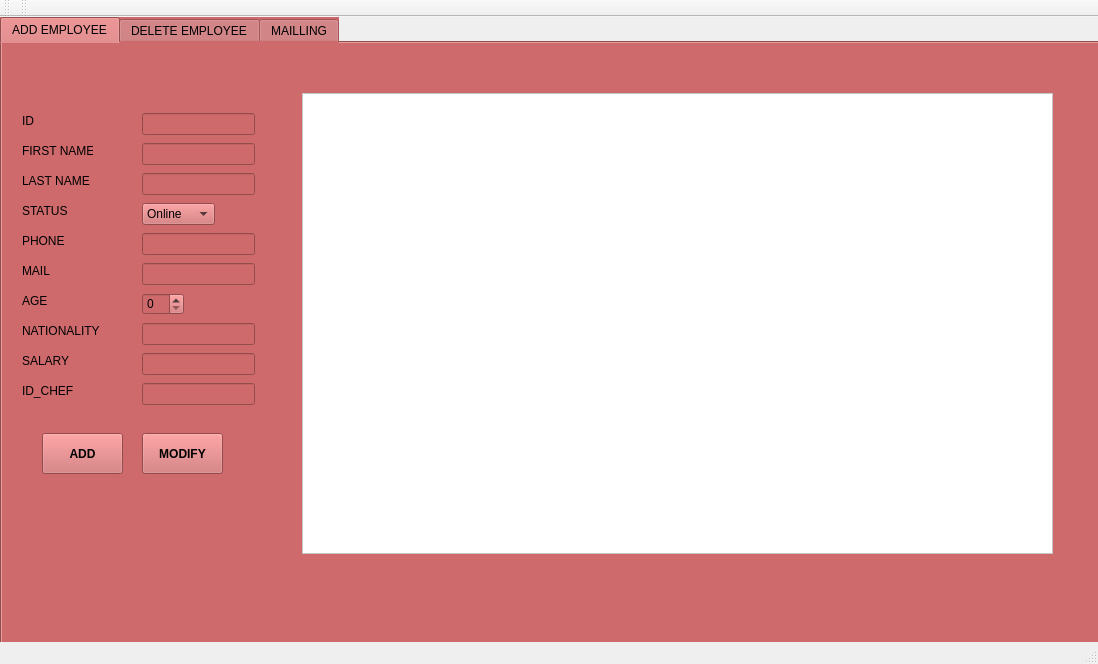
nessimayadi12/Smart_Business_Agency, file mainwindow.ui: the form before one commit.
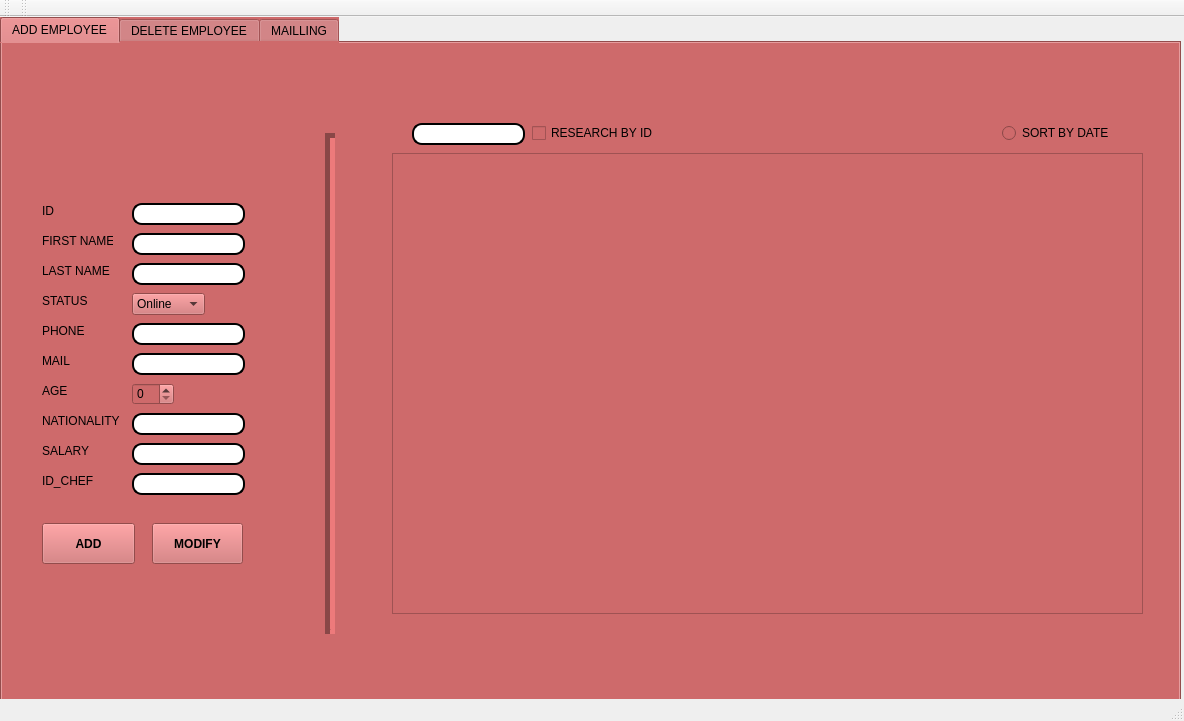
The form after the commit. The open tabs and pages were chosen to show the change. Icons and pictures are not drawn.

Diff of the .ui file:
```diff
--- a/mainwindow.ui
+++ b/mainwindow.ui
@@ -6,8 +6,8 @@
    <rect>
     <x>0</x>
     <y>0</y>
-    <width>1098</width>
-    <height>664</height>
+    <width>1184</width>
+    <height>721</height>
    </rect>
   </property>
   <property name="windowTitle">
@@ -19,8 +19,8 @@
      <rect>
       <x>0</x>
       <y>0</y>
-      <width>1101</width>
-      <height>641</height>
+      <width>1181</width>
+      <height>741</height>
      </rect>
     </property>
     <property name="palette">
@@ -479,8 +479,8 @@
      <widget class="QTableView" name="tableView">
       <property name="geometry">
        <rect>
-        <x>300</x>
-        <y>50</y>
+        <x>390</x>
+        <y>110</y>
         <width>751</width>
         <height>461</height>
        </rect>
@@ -604,493 +604,18 @@
        </palette>
       </property>
       <property name="styleSheet">
-       <string notr="true">selection-color: rgb(255, 255, 255);
-background-color: rgb(255, 255, 255);</string>
-      </property>
-     </widget>
-     <widget class="QPushButton" name="add">
-      <property name="geometry">
-       <rect>
-        <x>40</x>
-        <y>390</y>
-        <width>81</width>
-        <height>41</height>
-       </rect>
-      </property>
-      <property name="sizePolicy">
-       <sizepolicy hsizetype="Minimum" vsizetype="Fixed">
-        <horstretch>0</horstretch>
-        <verstretch>0</verstretch>
-       </sizepolicy>
-      </property>
-      <property name="palette">
-       <palette>
-        <active>
-         <colorrole role="WindowText">
-          <brush brushstyle="SolidPattern">
-           <color alpha="255">
-            <red>0</red>
-            <green>0</green>
-            <blue>0</blue>
-           </color>
-          </brush>
-         </colorrole>
-         <colorrole role="Button">
-          <brush brushstyle="SolidPattern">
-           <color alpha="255">
-            <red>206</red>
-            <green>106</green>
-            <blue>107</blue>
-           </color>
-          </brush>
-         </colorrole>
-         <colorrole role="Light">
-          <brush brushstyle="SolidPattern">
-           <color alpha="255">
-            <red>170</red>
-            <green>127</green>
-            <blue>255</blue>
-           </color>
-          </brush>
-         </colorrole>
-         <colorrole role="Midlight">
-          <brush brushstyle="SolidPattern">
-           <color alpha="255">
-            <red>127</red>
-            <green>63</green>
-            <blue>255</blue>
-           </color>
-          </brush>
-         </colorrole>
-         <colorrole role="Dark">
-          <brush brushstyle="SolidPattern">
-           <color alpha="255">
-            <red>42</red>
-            <green>0</green>
-            <blue>127</blue>
-           </color>
-          </brush>
-         </colorrole>
-         <colorrole role="Mid">
-          <brush brushstyle="SolidPattern">
-           <color alpha="255">
-            <red>56</red>
-            <green>0</green>
-            <blue>170</blue>
-           </color>
-          </brush>
-         </colorrole>
-         <colorrole role="Text">
-          <brush brushstyle="SolidPattern">
-           <color alpha="255">
-            <red>0</red>
-            <green>0</green>
-            <blue>0</blue>
-           </color>
-          </brush>
-         </colorrole>
-         <colorrole role="BrightText">
-          <brush brushstyle="SolidPattern">
-           <color alpha="255">
-            <red>255</red>
-            <green>255</green>
-            <blue>255</blue>
-           </color>
-          </brush>
-         </colorrole>
-         <colorrole role="ButtonText">
-          <brush brushstyle="SolidPattern">
-           <color alpha="255">
-            <red>0</red>
-            <green>0</green>
-            <blue>0</blue>
-           </color>
-          </brush>
-         </colorrole>
-         <colorrole role="Base">
-          <brush brushstyle="SolidPattern">
-           <color alpha="255">
-            <red>206</red>
-            <green>106</green>
-            <blue>107</blue>
-           </color>
-          </brush>
-         </colorrole>
-         <colorrole role="Window">
-          <brush brushstyle="SolidPattern">
-           <color alpha="255">
-            <red>206</red>
-            <green>106</green>
-            <blue>107</blue>
-           </color>
-          </brush>
-         </colorrole>
-         <colorrole role="Shadow">
-          <brush brushstyle="SolidPattern">
-           <color alpha="255">
-            <red>0</red>
-            <green>0</green>
-            <blue>0</blue>
-           </color>
-          </brush>
-         </colorrole>
-         <colorrole role="AlternateBase">
-          <brush brushstyle="SolidPattern">
-           <color alpha="255">
-            <red>170</red>
-            <green>127</green>
-            <blue>255</blue>
-           </color>
-          </brush>
-         </colorrole>
-         <colorrole role="ToolTipBase">
-          <brush brushstyle="SolidPattern">
-           <color alpha="255">
-            <red>255</red>
-            <green>255</green>
-            <blue>220</blue>
-           </color>
-          </brush>
-         </colorrole>
-         <colorrole role="ToolTipText">
-          <brush brushstyle="SolidPattern">
-           <color alpha="255">
-            <red>0</red>
-            <green>0</green>
-            <blue>0</blue>
-           </color>
-          </brush>
-         </colorrole>
-         <colorrole role="PlaceholderText">
-          <brush brushstyle="SolidPattern">
-           <color alpha="128">
-            <red>0</red>
-            <green>0</green>
-            <blue>0</blue>
-           </color>
-          </brush>
-         </colorrole>
-        </active>
-        <inactive>
-         <colorrole role="WindowText">
-          <brush brushstyle="SolidPattern">
-           <color alpha="255">
-            <red>0</red>
-            <green>0</green>
-            <blue>0</blue>
-           </color>
-          </brush>
-         </colorrole>
-         <colorrole role="Button">
-          <brush brushstyle="SolidPattern">
-           <color alpha="255">
-            <red>206</red>
-            <green>106</green>
-            <blue>107</blue>
-           </color>
-          </brush>
-         </colorrole>
-         <colorrole role="Light">
-          <brush brushstyle="SolidPattern">
-           <color alpha="255">
-            <red>170</red>
-            <green>127</green>
-            <blue>255</blue>
-           </color>
-          </brush>
-         </colorrole>
-         <colorrole role="Midlight">
-          <brush brushstyle="SolidPattern">
-           <color alpha="255">
-            <red>127</red>
-            <green>63</green>
-            <blue>255</blue>
-           </color>
-          </brush>
-         </colorrole>
-         <colorrole role="Dark">
-          <brush brushstyle="SolidPattern">
-           <color alpha="255">
-            <red>42</red>
-            <green>0</green>
-            <blue>127</blue>
-           </color>
-          </brush>
-         </colorrole>
-         <colorrole role="Mid">
-          <brush brushstyle="SolidPattern">
-           <color alpha="255">
-            <red>56</red>
-            <green>0</green>
-            <blue>170</blue>
-           </color>
-          </brush>
-         </colorrole>
-         <colorrole role="Text">
-          <brush brushstyle="SolidPattern">
-           <color alpha="255">
-            <red>0</red>
-            <green>0</green>
-            <blue>0</blue>
-           </color>
-          </brush>
-         </colorrole>
-         <colorrole role="BrightText">
-          <brush brushstyle="SolidPattern">
-           <color alpha="255">
-            <red>255</red>
-            <green>255</green>
-            <blue>255</blue>
-           </color>
-          </brush>
-         </colorrole>
-         <colorrole role="ButtonText">
-          <brush brushstyle="SolidPattern">
-           <color alpha="255">
-            <red>0</red>
-            <green>0</green>
-            <blue>0</blue>
-           </color>
-          </brush>
-         </colorrole>
-         <colorrole role="Base">
-          <brush brushstyle="SolidPattern">
-           <color alpha="255">
-            <red>206</red>
-            <green>106</green>
-            <blue>107</blue>
-           </color>
-          </brush>
-         </colorrole>
-         <colorrole role="Window">
-          <brush brushstyle="SolidPattern">
-           <color alpha="255">
-            <red>206</red>
-            <green>106</green>
-            <blue>107</blue>
-           </color>
-          </brush>
-         </colorrole>
-         <colorrole role="Shadow">
-          <brush brushstyle="SolidPattern">
-           <color alpha="255">
-            <red>0</red>
-            <green>0</green>
-            <blue>0</blue>
-           </color>
-          </brush>
-         </colorrole>
-         <colorrole role="AlternateBase">
-          <brush brushstyle="SolidPattern">
-           <color alpha="255">
-            <red>170</red>
-            <green>127</green>
-            <blue>255</blue>
-           </color>
-          </brush>
-         </colorrole>
-         <colorrole role="ToolTipBase">
-          <brush brushstyle="SolidPattern">
-           <color alpha="255">
-            <red>255</red>
-            <green>255</green>
-            <blue>220</blue>
-           </color>
-          </brush>
-         </colorrole>
-         <colorrole role="ToolTipText">
-          <brush brushstyle="SolidPattern">
-           <color alpha="255">
-            <red>0</red>
-            <green>0</green>
-            <blue>0</blue>
-           </color>
-          </brush>
-         </colorrole>
-         <colorrole role="PlaceholderText">
-          <brush brushstyle="SolidPattern">
-           <color alpha="128">
-            <red>0</red>
-            <green>0</green>
-            <blue>0</blue>
-           </color>
-          </brush>
-         </colorrole>
-        </inactive>
-        <disabled>
-         <colorrole role="WindowText">
-          <brush brushstyle="SolidPattern">
-           <color alpha="255">
-            <red>42</red>
-            <green>0</green>
-            <blue>127</blue>
-           </color>
-          </brush>
-         </colorrole>
-         <colorrole role="Button">
-          <brush brushstyle="SolidPattern">
-           <color alpha="255">
-            <red>206</red>
-            <green>106</green>
-            <blue>107</blue>
-           </color>
-          </brush>
-         </colorrole>
-         <colorrole role="Light">
-          <brush brushstyle="SolidPattern">
-           <color alpha="255">
-            <red>170</red>
-            <green>127</green>
-            <blue>255</blue>
-           </color>
-          </brush>
-         </colorrole>
-         <colorrole role="Midlight">
-          <brush brushstyle="SolidPattern">
-           <color alpha="255">
-            <red>127</red>
-            <green>63</green>
-            <blue>255</blue>
-           </color>
-          </brush>
-         </colorrole>
-         <colorrole role="Dark">
-          <brush brushstyle="SolidPattern">
-           <color alpha="255">
-            <red>42</red>
-            <green>0</green>
-            <blue>127</blue>
-           </color>
-          </brush>
-         </colorrole>
-         <colorrole role="Mid">
-          <brush brushstyle="SolidPattern">
-           <color alpha="255">
-            <red>56</red>
-            <green>0</green>
-            <blue>170</blue>
-           </color>
-          </brush>
-         </colorrole>
-         <colorrole role="Text">
-          <brush brushstyle="SolidPattern">
-           <color alpha="255">
-            <red>42</red>
-            <green>0</green>
-            <blue>127</blue>
-           </color>
-          </brush>
-         </colorrole>
-         <colorrole role="BrightText">
-          <brush brushstyle="SolidPattern">
-           <color alpha="255">
-            <red>255</red>
-            <green>255</green>
-            <blue>255</blue>
-           </color>
-          </brush>
-         </colorrole>
-         <colorrole role="ButtonText">
-          <brush brushstyle="SolidPattern">
-           <color alpha="255">
-            <red>42</red>
-            <green>0</green>
-            <blue>127</blue>
-           </color>
-          </brush>
-         </colorrole>
-         <colorrole role="Base">
-          <brush brushstyle="SolidPattern">
-           <color alpha="255">
-            <red>206</red>
-            <green>106</green>
-            <blue>107</blue>
-           </color>
-          </brush>
-         </colorrole>
-         <colorrole role="Window">
-          <brush brushstyle="SolidPattern">
-           <color alpha="255">
-            <red>206</red>
-            <green>106</green>
-            <blue>107</blue>
-           </color>
-          </brush>
-         </colorrole>
-         <colorrole role="Shadow">
-          <brush brushstyle="SolidPattern">
-           <color alpha="255">
-            <red>0</red>
-            <green>0</green>
-            <blue>0</blue>
-           </color>
-          </brush>
-         </colorrole>
-         <colorrole role="AlternateBase">
-          <brush brushstyle="SolidPattern">
-           <color alpha="255">
-            <red>85</red>
-            <green>0</green>
-            <blue>255</blue>
-           </color>
-          </brush>
-         </colorrole>
-         <colorrole role="ToolTipBase">
-          <brush brushstyle="SolidPattern">
-           <color alpha="255">
-            <red>255</red>
-            <green>255</green>
-            <blue>220</blue>
-           </color>
-          </brush>
-         </colorrole>
-         <colorrole role="ToolTipText">
-          <brush brushstyle="SolidPattern">
-           <color alpha="255">
-            <red>0</red>
-            <green>0</green>
-            <blue>0</blue>
-           </color>
-          </brush>
-         </colorrole>
-         <colorrole role="PlaceholderText">
-          <brush brushstyle="SolidPattern">
-           <color alpha="128">
-            <red>0</red>
-            <green>0</green>
-            <blue>0</blue>
-           </color>
-          </brush>
-         </colorrole>
-        </disabled>
-       </palette>
-      </property>
-      <property name="font">
-       <font>
-        <weight>75</weight>
-        <italic>false</italic>
-        <bold>true</bold>
-        <underline>false</underline>
-        <strikeout>false</strikeout>
-        <stylestrategy>PreferAntialias</stylestrategy>
-        <kerning>true</kerning>
-       </font>
-      </property>
-      <property name="cursor">
-       <cursorShape>PointingHandCursor</cursorShape>
-      </property>
-      <property name="styleSheet">
-       <string notr="true"/>
-      </property>
-      <property name="text">
-       <string>ADD</string>
+       <string notr="true">background-color: rgb(255, 255, 255);
+QTableView {
+    selection-background-color: qlineargradient(x1: 0, y1: 0, x2: 0.5, y2: 0.5,
+                                stop: 0 #FF92BB, stop: 1 white);
+}</string>
       </property>
      </widget>
      <widget class="QLabel" name="label">
       <property name="geometry">
        <rect>
-        <x>20</x>
-        <y>70</y>
+        <x>40</x>
+        <y>160</y>
         <width>56</width>
         <height>16</height>
        </rect>
@@ -1544,8 +1069,8 @@
      <widget class="QLabel" name="label_2">
       <property name="geometry">
        <rect>
-        <x>20</x>
-        <y>100</y>
+        <x>40</x>
+        <y>190</y>
         <width>71</width>
         <height>16</height>
        </rect>
@@ -1557,8 +1082,8 @@
      <widget class="QLabel" name="label_3">
       <property name="geometry">
        <rect>
-        <x>20</x>
-        <y>130</y>
+        <x>40</x>
+        <y>220</y>
         <width>71</width>
         <height>16</height>
        </rect>
@@ -1570,8 +1095,8 @@
      <widget class="QLabel" name="label_4">
       <property name="geometry">
        <rect>
-        <x>20</x>
-        <y>250</y>
+        <x>40</x>
+        <y>340</y>
         <width>56</width>
         <height>16</height>
        </rect>
@@ -1583,8 +1108,8 @@
      <widget class="QLabel" name="label_5">
       <property name="geometry">
        <rect>
-        <x>20</x>
-        <y>310</y>
+        <x>40</x>
+        <y>400</y>
         <width>56</width>
         <height>16</height>
        </rect>
@@ -1596,8 +1121,8 @@
      <widget class="QLabel" name="label_6">
       <property name="geometry">
        <rect>
-        <x>20</x>
-        <y>280</y>
+        <x>40</x>
+        <y>370</y>
         <width>111</width>
         <height>16</height>
        </rect>
@@ -1609,8 +1134,8 @@
      <widget class="QLabel" name="label_7">
       <property name="geometry">
        <rect>
-        <x>20</x>
-        <y>190</y>
+        <x>40</x>
+        <y>280</y>
         <width>56</width>
         <height>16</height>
        </rect>
@@ -1622,8 +1147,8 @@
      <widget class="QLabel" name="label_8">
       <property name="geometry">
        <rect>
-        <x>20</x>
-        <y>220</y>
+        <x>40</x>
+        <y>310</y>
         <width>56</width>
         <height>16</height>
        </rect>
@@ -1635,8 +1160,8 @@
      <widget class="QLabel" name="label_9">
       <property name="geometry">
        <rect>
-        <x>20</x>
-        <y>160</y>
+        <x>40</x>
+        <y>250</y>
         <width>56</width>
         <height>16</height>
        </rect>
@@ -1648,8 +1173,8 @@
      <widget class="QLabel" name="label_10">
       <property name="geometry">
        <rect>
-        <x>20</x>
-        <y>340</y>
+        <x>40</x>
+        <y>430</y>
         <width>56</width>
         <height>16</height>
        </rect>
@@ -1661,8 +1186,8 @@
      <widget class="QLineEdit" name="lineID_E">
       <property name="geometry">
        <rect>
-        <x>140</x>
-        <y>70</y>
+        <x>130</x>
+        <y>160</y>
         <width>113</width>
         <height>22</height>
        </rect>
@@ -1682,9 +1207,9 @@
          <colorrole role="Button">
           <brush brushstyle="SolidPattern">
            <color alpha="255">
-            <red>206</red>
-            <green>106</green>
-            <blue>107</blue>
+            <red>255</red>
+            <green>255</green>
+            <blue>255</blue>
            </color>
           </brush>
          </colorrole>
@@ -1754,18 +1279,18 @@
          <colorrole role="Base">
           <brush brushstyle="SolidPattern">
            <color alpha="255">
-            <red>206</red>
-            <green>106</green>
-            <blue>107</blue>
+            <red>255</red>
+            <green>255</green>
+            <blue>255</blue>
            </color>
           </brush>
          </colorrole>
          <colorrole role="Window">
           <brush brushstyle="SolidPattern">
            <color alpha="255">
-            <red>206</red>
-            <green>106</green>
-            <blue>107</blue>
+            <red>255</red>
+            <green>255</green>
+            <blue>255</blue>
            </color>
           </brush>
          </colorrole>
@@ -1828,9 +1353,9 @@
          <colorrole role="Button">
           <brush brushstyle="SolidPattern">
            <color alpha="255">
-            <red>206</red>
-            <green>106</green>
-            <blue>107</blue>
+            <red>255</red>
+            <green>255</green>
+            <blue>255</blue>
            </color>
           </brush>
          </colorrole>
@@ -1900,18 +1425,18 @@
          <colorrole role="Base">
           <brush brushstyle="SolidPattern">
            <color alpha="255">
-            <red>206</red>
-            <green>106</green>
-            <blue>107</blue>
+            <red>255</red>
+            <green>255</green>
+            <blue>255</blue>
            </color>
           </brush>
          </colorrole>
          <colorrole role="Window">
           <brush brushstyle="SolidPattern">
            <color alpha="255">
-            <red>206</red>
-            <green>106</green>
-            <blue>107</blue>
+            <red>255</red>
+            <green>255</green>
+            <blue>255</blue>
            </color>
           </brush>
          </colorrole>
@@ -1974,9 +1499,9 @@
          <colorrole role="Button">
           <brush brushstyle="SolidPattern">
            <color alpha="255">
-            <red>206</red>
-            <green>106</green>
-            <blue>107</blue>
+            <red>255</red>
+            <green>255</green>
+            <blue>255</blue>
            </color>
           </brush>
          </colorrole>
@@ -2046,18 +1571,18 @@
          <colorrole role="Base">
           <brush brushstyle="SolidPattern">
            <color alpha="255">
-            <red>206</red>
-            <green>106</green>
-            <blue>107</blue>
+            <red>255</red>
+            <green>255</green>
+            <blue>255</blue>
            </color>
           </brush>
          </colorrole>
          <colorrole role="Window">
           <brush brushstyle="SolidPattern">
            <color alpha="255">
-            <red>206</red>
-            <green>106</green>
-            <blue>107</blue>
+            <red>255</red>
+            <green>255</green>
+            <blue>255</blue>
            </color>
           </brush>
          </colorrole>
@@ -2109,32 +1634,53 @@
         </disabled>
        </palette>
       </property>
+      <property name="styleSheet">
+       <string notr="true">background-color: rgb(255, 255, 255);
+    border-style: outset;
+    border-width: 2px;
+    border-radius: 10px;
+ </string>
+      </property>
      </widget>
      <widget class="QLineEdit" name="lineNom_E">
       <property name="geometry">
        <rect>
-        <x>140</x>
-        <y>100</y>
+        <x>130</x>
+        <y>190</y>
         <width>113</width>
         <height>22</height>
        </rect>
       </property>
+      <property name="styleSheet">
+       <string notr="true">background-color: rgb(255, 255, 255);
+    border-style: outset;
+    border-width: 2px;
+    border-radius: 10px;
+ </string>
+      </property>
      </widget>
      <widget class="QLineEdit" name="linePrenom_E">
       <property name="geometry">
        <rect>
-        <x>140</x>
-        <y>130</y>
+        <x>130</x>
+        <y>220</y>
         <width>113</width>
         <height>22</height>
        </rect>
       </property>
+      <property name="styleSheet">
+       <string notr="true">background-color: rgb(255, 255, 255);
+    border-style: outset;
+    border-width: 2px;
+    border-radius: 10px;
+ </string>
+      </property>
      </widget>
      <widget class="QComboBox" name="combo_status">
       <property name="geometry">
        <rect>
-        <x>140</x>
-        <y>160</y>
+        <x>130</x>
+        <y>250</y>
         <width>73</width>
         <height>22</height>
        </rect>
@@ -2153,28 +1699,42 @@
      <widget class="QLineEdit" name="linePhone_E">
       <property name="geometry">
        <rect>
-        <x>140</x>
-        <y>190</y>
+        <x>130</x>
+        <y>280</y>
         <width>113</width>
         <height>22</height>
        </rect>
       </property>
+      <property name="styleSheet">
+       <string notr="true">background-color: rgb(255, 255, 255);
+    border-style: outset;
+    border-width: 2px;
+    border-radius: 10px;
+ </string>
+      </property>
      </widget>
      <widget class="QLineEdit" name="lineMail_E">
       <property name="geometry">
        <rect>
-        <x>140</x>
-        <y>220</y>
+        <x>130</x>
+        <y>310</y>
         <width>113</width>
         <height>22</height>
        </rect>
       </property>
+      <property name="styleSheet">
+       <string notr="true">background-color: rgb(255, 255, 255);
+    border-style: outset;
+    border-width: 2px;
+    border-radius: 10px;
+ </string>
+      </property>
      </widget>
      <widget class="QSpinBox" name="spinAge_E">
       <property name="geometry">
        <rect>
-        <x>140</x>
-        <y>250</y>
+        <x>130</x>
+        <y>340</y>
         <width>42</width>
         <height>22</height>
        </rect>
@@ -2183,39 +1743,60 @@
      <widget class="QLineEdit" name="lineNat_E">
       <property name="geometry">
        <rect>
-        <x>140</x>
-        <y>280</y>
+        <x>130</x>
+        <y>370</y>
         <width>113</width>
         <height>22</height>
        </rect>
       </property>
+      <property name="styleSheet">
+       <string notr="true">background-color: rgb(255, 255, 255);
+    border-style: outset;
+    border-width: 2px;
+    border-radius: 10px;
+ </string>
+      </property>
      </widget>
      <widget class="QLineEdit" name="lineSalaire_E">
       <property name="geometry">
        <rect>
-        <x>140</x>
-        <y>310</y>
+        <x>130</x>
+        <y>400</y>
         <width>113</width>
         <height>22</height>
        </rect>
       </property>
+      <property name="styleSheet">
+       <string notr="true">background-color: rgb(255, 255, 255);
+    border-style: outset;
+    border-width: 2px;
+    border-radius: 10px;
+ </string>
+      </property>
      </widget>
      <widget class="QLineEdit" name="lineID_chef">
       <property name="geometry">
        <rect>
-        <x>140</x>
-        <y>340</y>
+        <x>130</x>
+        <y>430</y>
         <width>113</width>
         <height>22</height>
        </rect>
       </property>
+      <property name="styleSheet">
+       <string notr="true">background-color: rgb(255, 255, 255);
+    border-style: outset;
+    border-width: 2px;
+    border-radius: 10px;
+ </string>
+      </property>
      </widget>
      <widget class="QPushButton" name="modify">
       <property name="geometry">
        <rect>
-        <x>140</x>
-        <y>390</y>
-        <width>81</width>
+        <x>150</x>
+        <y>480</y>
+        <width>91</width>
         <height>41</height>
        </rect>
       </property>
@@ -2241,10 +1822,10 @@
      <widget class="QLabel" name="label_13">
       <property name="geometry">
        <rect>
-        <x>70</x>
-        <y>470</y>
-        <width>131</width>
-        <height>131</height>
+        <x>40</x>
+        <y>570</y>
+        <width>61</width>
+        <height>61</height>
        </rect>
       </property>
       <property name="text">
@@ -2257,6 +1838,135 @@
        <bool>true</bool>
       </property>
      </widget>
+     <widget class="QPushButton" name="pushButton">
+      <property name="geometry">
+       <rect>
+        <x>40</x>
+        <y>480</y>
+        <width>93</width>
+        <height>41</height>
+       </rect>
+      </property>
+      <property name="font">
+       <font>
+        <weight>75</weight>
+        <bold>true</bold>
+       </font>
+      </property>
+      <property name="styleSheet">
+       <string notr="true"/>
+      </property>
+      <property name="text">
+       <string>ADD</string>
+      </property>
+     </widget>
+     <widget class="Line" name="line">
+      <property name="geometry">
+       <rect>
+        <x>320</x>
+        <y>90</y>
+        <width>16</width>
+        <height>501</height>
+       </rect>
+      </property>
+      <property name="font">
+       <font>
+        <weight>50</weight>
+        <bold>false</bold>
+       </font>
+      </property>
+      <property name="lineWidth">
+       <number>5</number>
+      </property>
+      <property name="orientation">
+       <enum>Qt::Vertical</enum>
+      </property>
+     </widget>
+     <widget class="QCheckBox" name="checkBox">
+      <property name="geometry">
+       <rect>
+        <x>530</x>
+        <y>80</y>
+        <width>131</width>
+        <height>20</height>
+       </rect>
+      </property>
+      <property name="text">
+       <string>RESEARCH BY ID</string>
+      </property>
+     </widget>
+     <widget class="QLineEdit" name="line_research">
+      <property name="geometry">
+       <rect>
+        <x>410</x>
+        <y>80</y>
+        <width>113</width>
+        <height>22</height>
+       </rect>
+      </property>
+      <property name="styleSheet">
+       <string notr="true">background-color: rgb(255, 255, 255);
+    border-style: outset;
+    border-width: 2px;
+    border-radius: 10px;
+ </string>
+      </property>
+     </widget>
+     <widget class="QPushButton" name="refresh">
+      <property name="geometry">
+       <rect>
+        <x>1092</x>
+        <y>510</y>
+        <width>31</width>
+        <height>31</height>
+       </rect>
+      </property>
+      <property name="text">
+       <string/>
+      </property>
+     </widget>
+     <widget class="QRadioButton" name="radioButton">
+      <property name="geometry">
+       <rect>
+        <x>1000</x>
+        <y>80</y>
+        <width>121</width>
+        <height>20</height>
+       </rect>
+      </property>
+      <property name="text">
+       <string>SORT BY DATE </string>
+      </property>
+     </widget>
+     <zorder>refresh</zorder>
+     <zorder>tableView</zorder>
+     <zorder>label</zorder>
+     <zorder>label_2</zorder>
+     <zorder>label_3</zorder>
+     <zorder>label_4</zorder>
+     <zorder>label_5</zorder>
+     <zorder>label_6</zorder>
+     <zorder>label_7</zorder>
+     <zorder>label_8</zorder>
+     <zorder>label_9</zorder>
+     <zorder>label_10</zorder>
+     <zorder>lineID_E</zorder>
+     <zorder>lineNom_E</zorder>
+     <zorder>linePrenom_E</zorder>
+     <zorder>combo_status</zorder>
+     <zorder>linePhone_E</zorder>
+     <zorder>lineMail_E</zorder>
+     <zorder>spinAge_E</zorder>
+     <zorder>lineNat_E</zorder>
+     <zorder>lineSalaire_E</zorder>
+     <zorder>lineID_chef</zorder>
+     <zorder>modify</zorder>
+     <zorder>label_13</zorder>
+     <zorder>pushButton</zorder>
+     <zorder>line</zorder>
+     <zorder>checkBox</zorder>
+     <zorder>line_research</zorder>
+     <zorder>radioButton</zorder>
     </widget>
     <widget class="QWidget" name="tab_3">
      <attribute name="title">
```
Left out of the diff: 59 changed lines with no effect on the pictures.
